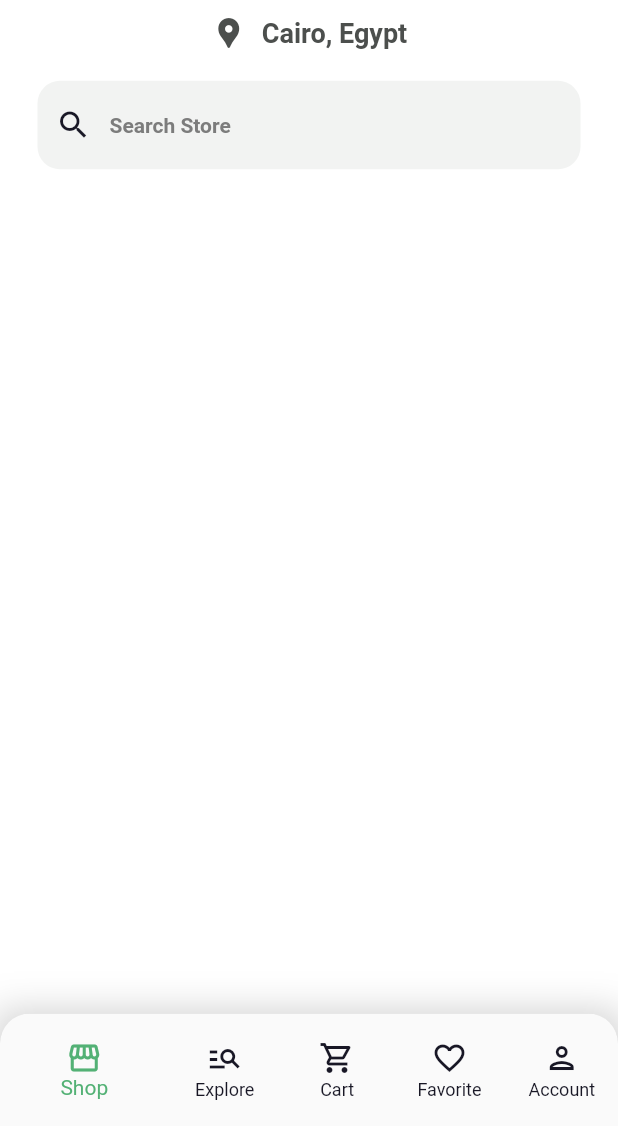
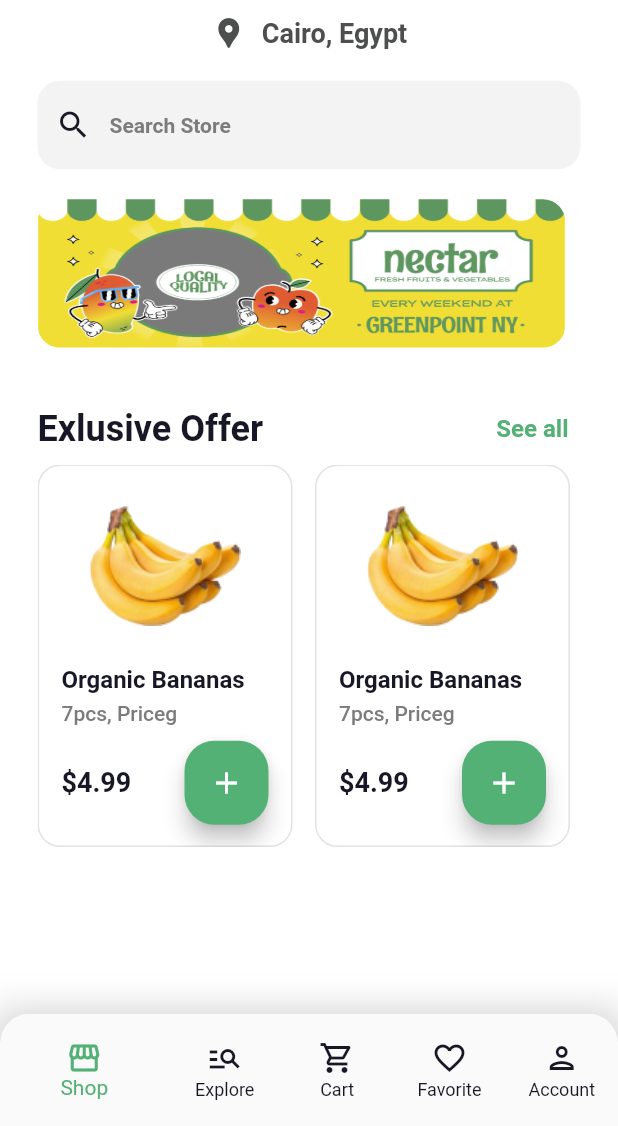
Before and after one commit to Mina329/nectar, a Flutter app: the screen it shows after launch, after a tap on "Get Started", on a phone screen of 412 x 824 dp, the part 110-1236 px from its top. Run offline on Flutter 3.47's test engine with Material 2 defaults, Android fonts, the light colour scheme and no system bars; our stand-ins replace flutter_bloc, flutter_svg, go_router; Roboto replaces fonts that are missing (assets/fonts/Gilroy-Bold.ttf, assets/fonts/Gilroy-Medium.ttf, assets/fonts/Gilroy-SemiBold.ttf).

Commit message:
add exclusive offer section

```diff
--- a/lib/core/utils/color_manager.dart
+++ b/lib/core/utils/color_manager.dart
@@ -15,5 +15,5 @@ class ColorManager {
   static const textColorBtn = Color(0xffFFF9FF);
   static const lightenedPrimaryColorDark = Color(0xffA2D0A3);
   static const searchBarColor = Color(0xffF2F3F2);
-
+  static const borderColorLight = Color(0xffE2E2E2);
 }
--- a/lib/core/utils/strings_manager.dart
+++ b/lib/core/utils/strings_manager.dart
@@ -1,11 +1,14 @@
-abstract class StringsManager{
+abstract class StringsManager {
   static const splashDescription = "online groceriet";
   static const onBoardingTitle = "Welcome\nto our store";
   static const getStarted = "Get Started";
-  static const onBoardingDescription = "Ger your groceries in as fast as one hour";
+  static const onBoardingDescription =
+      "Ger your groceries in as fast as one hour";
   static const shop = "Shop";
   static const cart = "Cart";
   static const explore = "Explore";
   static const favorite = "Favorite";
   static const account = "Account";
+  static const exlusiveOffer = "Exlusive Offer";
+  static const seeAll = "See all";
 }
--- a/lib/core/utils/styles_manager.dart
+++ b/lib/core/utils/styles_manager.dart
@@ -51,6 +51,12 @@ abstract class StylesManager {
     fontSize: 26,
     fontWeight: FontWeight.w600,
   );
+  static TextStyle gilroySemiBold24 = const TextStyle(
+    color: ColorManager.textColorLight,
+    fontFamily: AssetsManager.gilroySemiBold,
+    fontSize: 24,
+    fontWeight: FontWeight.w600,
+  );
   static TextStyle gilroySemiBold14 = const TextStyle(
     color: ColorManager.lightShadeTextColor,
     fontFamily: AssetsManager.gilroySemiBold,
@@ -63,5 +69,11 @@ abstract class StylesManager {
     fontSize: 16,
     fontWeight: FontWeight.w600,
   );
-
+  //---------------Bold-----------------------------
+  static TextStyle gilroyBold16 = const TextStyle(
+    color: ColorManager.textColorLight,
+    fontFamily: AssetsManager.gilroyBold,
+    fontSize: 16,
+    fontWeight: FontWeight.w700,
+  );
 }
--- a/lib/core/utils/theme_manager.dart
+++ b/lib/core/utils/theme_manager.dart
@@ -17,12 +17,20 @@ abstract class ThemeManager {
       ),
     ),
     bottomNavigationBarTheme: const BottomNavigationBarThemeData(
-        showSelectedLabels: true,
-        showUnselectedLabels: true,
-        backgroundColor: Colors.white,
-        selectedItemColor: ColorManager.primaryColorLight,
-        unselectedItemColor: ColorManager.textColorLight,
-        type: BottomNavigationBarType.shifting),
+      showSelectedLabels: true,
+      showUnselectedLabels: true,
+      backgroundColor: Colors.white,
+      selectedItemColor: ColorManager.primaryColorLight,
+      unselectedItemColor: ColorManager.textColorLight,
+      type: BottomNavigationBarType.shifting,
+    ),
+    textButtonTheme: TextButtonThemeData(
+      style: const ButtonStyle().copyWith(
+        overlayColor:  MaterialStatePropertyAll(
+          ColorManager.accentColor.withAlpha(20),
+        ),
+      ),
+    ),
   );
   static final darkTheme = ThemeData.dark().copyWith(
     scaffoldBackgroundColor: ColorManager.backgroundColorDark,
@@ -46,5 +54,12 @@ abstract class ThemeManager {
       unselectedItemColor: ColorManager.lightenedPrimaryColorDark,
       type: BottomNavigationBarType.fixed,
     ),
+    textButtonTheme: TextButtonThemeData(
+      style: const ButtonStyle().copyWith(
+        overlayColor:  MaterialStatePropertyAll(
+          ColorManager.accentColor.withAlpha(20),
+        ),
+      ),
+    ),
   );
 }
--- /dev/null
+++ b/lib/core/widgets/custom_add_action_btn.dart
@@ -0,0 +1,21 @@
+import 'package:flutter/material.dart';
+
+import '../utils/color_manager.dart';
+
+class CustomAddActionButton extends StatelessWidget {
+  const CustomAddActionButton({
+    super.key,
+  });
+
+  @override
+  Widget build(BuildContext context) {
+    return FloatingActionButton(
+      onPressed: () {},
+      backgroundColor: ColorManager.primaryColorLight,
+      shape: RoundedRectangleBorder(
+        borderRadius: BorderRadius.circular(20),
+      ),
+      child: const Icon(Icons.add),
+    );
+  }
+}
--- /dev/null
+++ b/lib/features/shop/presentation/view/widgets/exclusive_offer_section.dart
@@ -0,0 +1,51 @@
+import 'package:flutter/material.dart';
+
+import '../../../../../core/utils/color_manager.dart';
+import '../../../../../core/utils/strings_manager.dart';
+import '../../../../../core/utils/styles_manager.dart';
+import 'grocery_item.dart';
+
+class ExclusiveOfferSection extends StatelessWidget {
+  const ExclusiveOfferSection({super.key});
+
+  @override
+  Widget build(BuildContext context) {
+    return SliverToBoxAdapter(
+      child: Column(
+        crossAxisAlignment: CrossAxisAlignment.start,
+        children: [
+          Row(
+            mainAxisAlignment: MainAxisAlignment.spaceBetween,
+            children: [
+              Text(
+                StringsManager.exlusiveOffer,
+                style: StylesManager.gilroySemiBold24,
+              ),
+              TextButton(
+                onPressed: () {},
+                child: Text(
+                  StringsManager.seeAll,
+                  style: StylesManager.gilroySemiBold16.copyWith(
+                    color: ColorManager.primaryColorLight,
+                  ),
+                ),
+              )
+            ],
+          ),
+          SizedBox(
+            height: 255,
+            child: ListView.builder(
+              itemCount: 10,
+              physics: const BouncingScrollPhysics(),
+              scrollDirection: Axis.horizontal,
+              itemBuilder: (context, index) => const Padding(
+                padding: EdgeInsets.only(right: 15),
+                child: GroceryItem(),
+              ),
+            ),
+          )
+        ],
+      ),
+    );
+  }
+}
--- /dev/null
+++ b/lib/features/shop/presentation/view/widgets/grocery_item.dart
@@ -0,0 +1,70 @@
+import 'package:flutter/material.dart';
+
+import '../../../../../core/utils/color_manager.dart';
+import '../../../../../core/utils/styles_manager.dart';
+import '../../../../../core/widgets/custom_add_action_btn.dart';
+
+class GroceryItem extends StatelessWidget {
+  const GroceryItem({
+    super.key,
+  });
+
+  @override
+  Widget build(BuildContext context) {
+    return Container(
+      height: 255,
+      width: 170,
+      decoration: BoxDecoration(
+        borderRadius: BorderRadius.circular(15),
+        border: Border.all(
+          color: ColorManager.borderColorLight,
+        ),
+      ),
+      child: Column(
+        crossAxisAlignment: CrossAxisAlignment.stretch,
+        children: [
+          Image.asset("assets/images/banana.png"),
+          Padding(
+            padding: const EdgeInsets.only(
+              left: 15,
+            ),
+            child: Text(
+              "Organic Bananas",
+              style: StylesManager.gilroyBold16,
+              textAlign: TextAlign.start,
+            ),
+          ),
+          const SizedBox(
+            height: 5,
+          ),
+          Padding(
+            padding: const EdgeInsets.only(
+              left: 15,
+            ),
+            child: Text(
+              "7pcs, Priceg",
+              style: StylesManager.gilroyMedium14.copyWith(
+                color: ColorManager.lightShadeTextColor,
+              ),
+            ),
+          ),
+          Padding(
+            padding: const EdgeInsets.symmetric(horizontal: 15, vertical: 10),
+            child: Row(
+              mainAxisAlignment: MainAxisAlignment.spaceBetween,
+              children: [
+                Text(
+                  "\$4.99",
+                  style: StylesManager.gilroySemiBold18.copyWith(
+                    color: ColorManager.textColorLight,
+                  ),
+                ),
+                const CustomAddActionButton()
+              ],
+            ),
+          )
+        ],
+      ),
+    );
+  }
+}
--- a/lib/features/shop/presentation/view/widgets/shop_view_body.dart
+++ b/lib/features/shop/presentation/view/widgets/shop_view_body.dart
@@ -1,6 +1,8 @@
 import 'package:flutter/material.dart';
 import 'package:nectar/core/widgets/custom_search_bar.dart';
+import 'banner_listview.dart';
 import 'custom_shop_appbar.dart';
+import 'exclusive_offer_section.dart';
 
 class ShopViewBody extends StatelessWidget {
   const ShopViewBody({super.key});
@@ -13,7 +15,19 @@ class ShopViewBody extends StatelessWidget {
         physics: BouncingScrollPhysics(),
         slivers: [
           CustomShopAppBar(),
-          CustomSearchBar()
+          CustomSearchBar(),
+          SliverToBoxAdapter(
+            child: SizedBox(
+              height: 20,
+            ),
+          ),
+          BannerListView(),
+          SliverToBoxAdapter(
+            child: SizedBox(
+              height: 30,
+            ),
+          ),
+          ExclusiveOfferSection(),
         ],
       ),
     );
```
Also changed, not shown: assets/images/banana.png (added).
